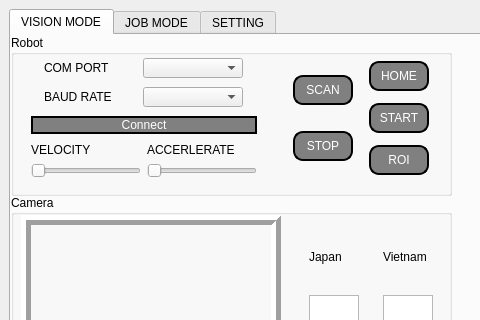
Above: LV/MelfaModel/guiwindow.ui from phucnamjose/Thesis_Nam_Nhi before the change; both pictures show x 0 to 480 and y 0 to 320 of the 1197 by 676 pixel window. Below: the same form after it.
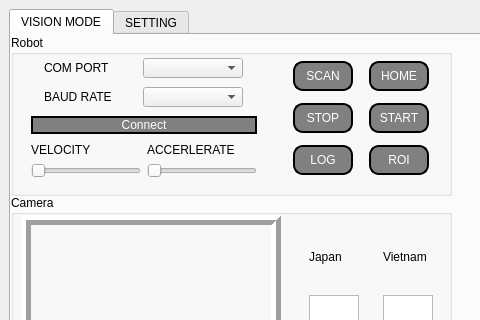
That is the form after the change. Custom widgets are drawn as their Qt base class.

The edit to the form file:
```diff
--- a/LV/MelfaModel/guiwindow.ui
+++ b/LV/MelfaModel/guiwindow.ui
@@ -1364,6 +1364,39 @@
               </property>
              </widget>
             </item>
+            <item>
+             <widget class="QPushButton" name="pushButton_Log">
+              <property name="sizePolicy">
+               <sizepolicy hsizetype="Fixed" vsizetype="Fixed">
+                <horstretch>0</horstretch>
+                <verstretch>0</verstretch>
+               </sizepolicy>
+              </property>
+              <property name="minimumSize">
+               <size>
+                <width>60</width>
+                <height>0</height>
+               </size>
+              </property>
+              <property name="maximumSize">
+               <size>
+                <width>60</width>
+                <height>30</height>
+               </size>
+              </property>
+              <property name="styleSheet">
+               <string notr="true">color: white;
+border-width: 2px;
+border-style: solid;
+border-color:black;
+border-radius:10px;
+background-color:gray;</string>
+              </property>
+              <property name="text">
+               <string>LOG</string>
+              </property>
+             </widget>
+            </item>
            </layout>
           </item>
           <item>
@@ -1760,11 +1793,6 @@
         </property>
        </widget>
       </widget>
-      <widget class="QWidget" name="tab_2">
-       <attribute name="title">
-        <string>JOB MODE</string>
-       </attribute>
-      </widget>
       <widget class="QWidget" name="tab_3">
        <attribute name="title">
         <string>SETTING</string>
```
Left out of the diff: 14 changed lines with no effect on the pictures.
